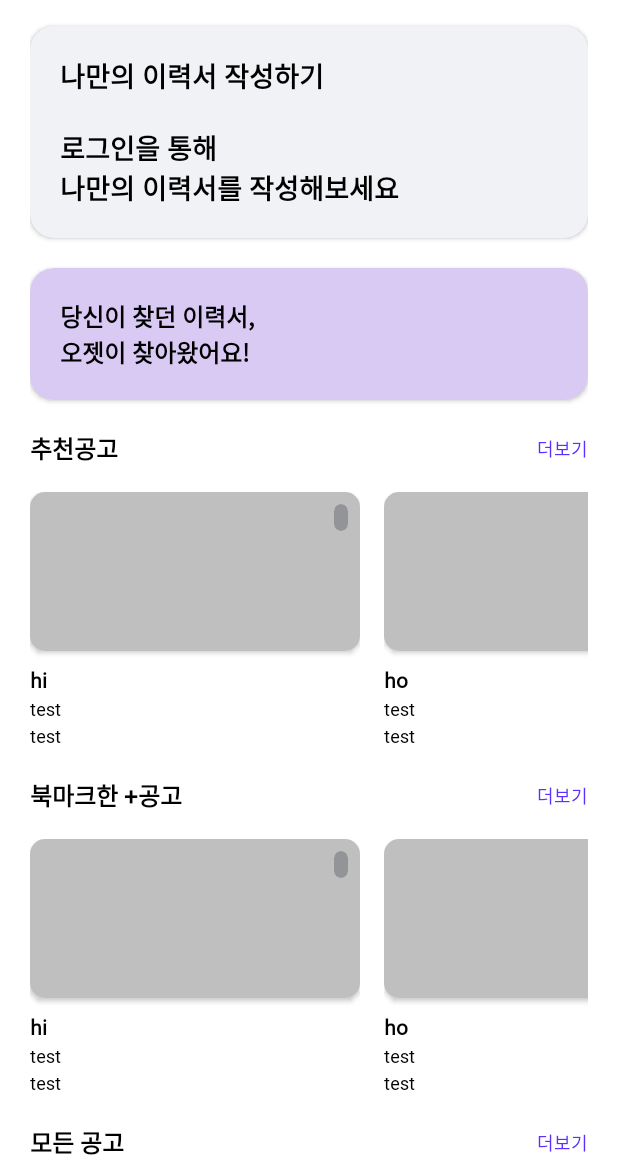
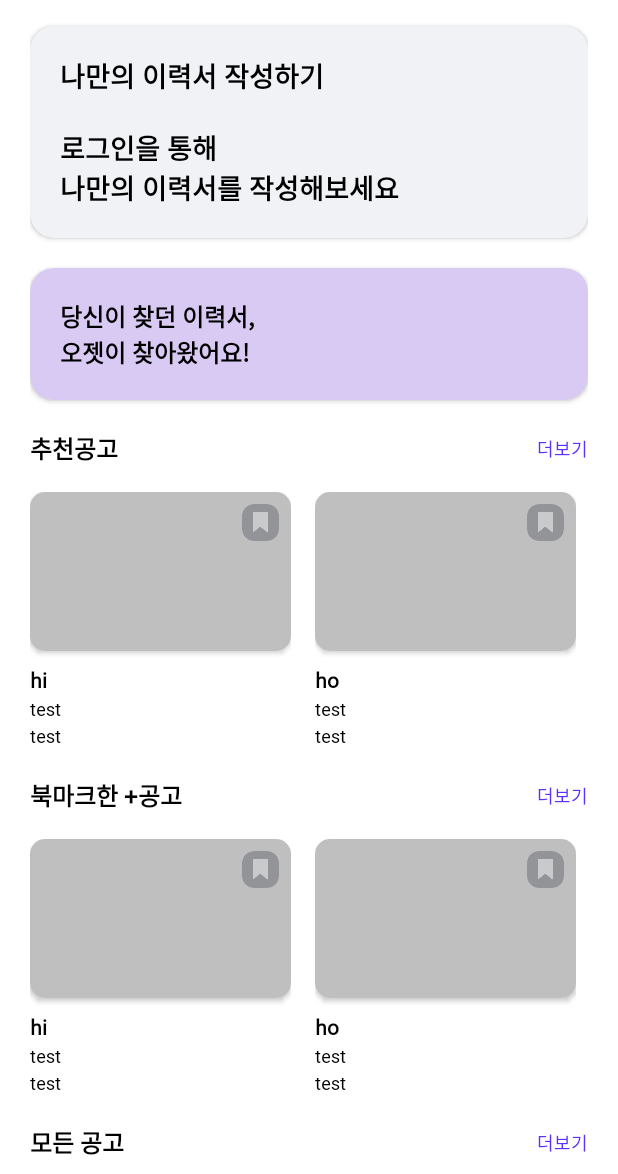
Before and after one commit to ozet-team/ozet-android, an Android app: the screen it shows after launch (MainActivity), on a phone screen of 412 x 824 dp, the part 62-1236 px from its top. Run offline under Robolectric (Android 15) with nearby library versions, the phone set to English and light mode, and no system bars; our stand-ins replace CircleImageView, RxJava, data binding, navigation-ui; 1 statement that could not run was skipped.

```diff
--- a/app/src/main/java/com/team/ozet/views/main_fragment/MainFragment.kt
+++ b/app/src/main/java/com/team/ozet/views/main_fragment/MainFragment.kt
@@ -75,7 +75,7 @@ class MainFragment : BaseFragment<FragmentMainBinding>(R.layout.fragment_main) {
 //                AppCompatDelegate.setDefaultNightMode(AppCompatDelegate.MODE_NIGHT_NO)
             })
             goLogin.observe(this@MainFragment, Observer {
-                findNavController().navigate(R.id.action_mainFragment_to_zetMilitaryServiceFragment)
+                findNavController().navigate(R.id.action_mainFragment_to_noticeListFragment)
             })
 
 
--- a/app/src/main/res/layout/fragment_notice_list.xml
+++ b/app/src/main/res/layout/fragment_notice_list.xml
@@ -11,7 +11,11 @@
 
         >
 
-
+        <WebView
+            android:id="@+id/wv"
+            android:layout_width="match_parent"
+            android:layout_height="match_parent"
+            />
 
     </androidx.constraintlayout.widget.ConstraintLayout>
 
--- a/app/src/main/res/layout/item_notice.xml
+++ b/app/src/main/res/layout/item_notice.xml
@@ -7,7 +7,7 @@
 
     <androidx.cardview.widget.CardView
         android:id="@+id/cv"
-        android:layout_width="220dp"
+        android:layout_width="174dp"
         android:layout_height="wrap_content"
         app:cardCornerRadius="10dp"
         app:layout_constraintLeft_toLeftOf="parent"
@@ -24,8 +24,8 @@
 
     <androidx.cardview.widget.CardView
         android:id="@+id/cv_bookmark"
-        android:layout_width="9dp"
-        android:layout_height="18dp"
+        android:layout_width="wrap_content"
+        android:layout_height="wrap_content"
         android:layout_margin="8dp"
         app:cardBackgroundColor="@color/system_gray03"
         app:cardCornerRadius="8dp"
--- a/build.gradle
+++ b/build.gradle
@@ -11,6 +11,7 @@ buildscript {
         classpath "org.jetbrains.kotlin:kotlin-gradle-plugin:1.5.30"
         classpath "com.apollographql.apollo:apollo-gradle-plugin:2.5.2"
         classpath "androidx.navigation:navigation-safe-args-gradle-plugin:2.3.5"
+        classpath 'com.google.gms:google-services:4.3.10'
         // NOTE: Do not place your application dependencies here; they belong
         // in the individual module build.gradle files
     }
```
Also changed, not shown: app/build.gradle (+14 -1 lines), app/src/main/java/com/team/ozet/views/notice_list/NoticeListFragment.kt (+22 -0 lines), 4 other files.
